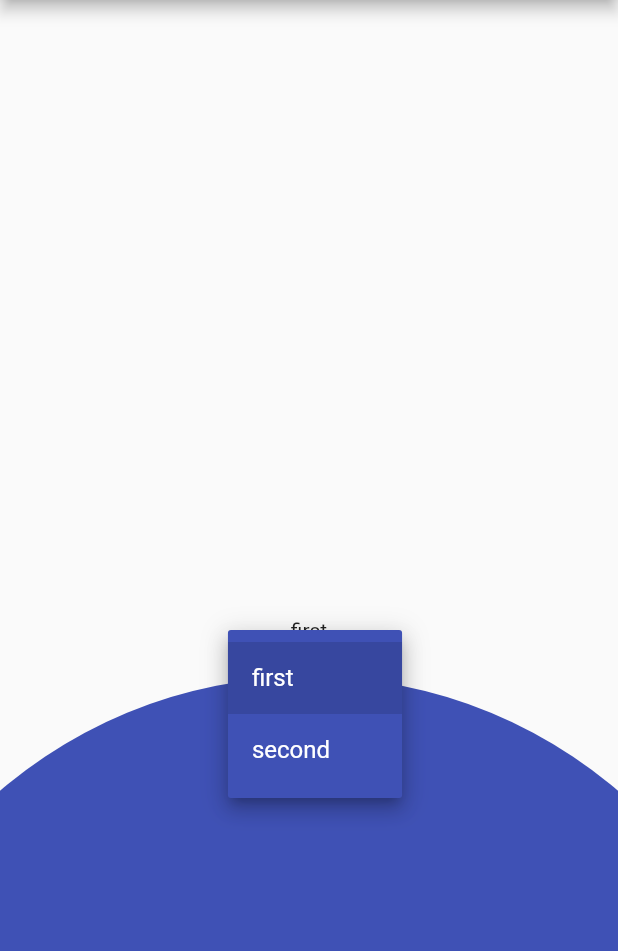
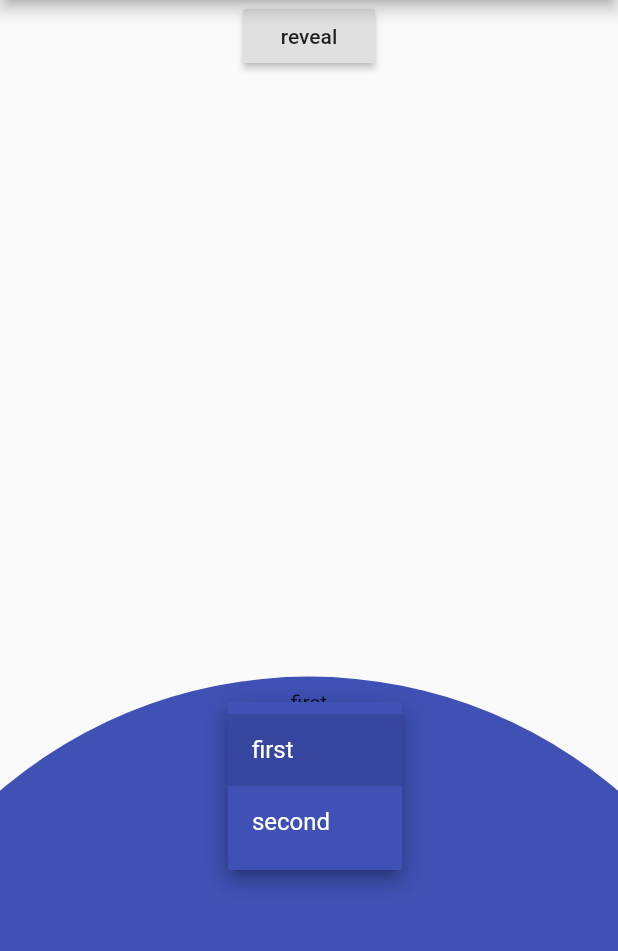
Before and after one commit to pupali/testBigCircle, a Flutter app: the screen it shows after launch, after a tap on "first", on a phone screen of 412 x 824 dp, the part 84-1035 px from its top. Run offline on Flutter 3.47's test engine with Material 2 defaults, Android fonts, the phone set to English and light mode, and no system bars.

Commit message:
reveal_and_hide

```diff
--- a/lib/main.dart
+++ b/lib/main.dart
@@ -26,6 +26,7 @@ class MyHomePage extends StatefulWidget {
 
 class _MyHomePageState extends State<MyHomePage> {
   int _counter = 0;
+  bool show = true;
 
   void _incrementCounter() {
     setState(() {
@@ -43,7 +44,17 @@ class _MyHomePageState extends State<MyHomePage> {
         child: Column(
           mainAxisAlignment: MainAxisAlignment.center,
           children: <Widget>[
-            Flexible(child : RevealCircle())
+            Center(
+              child: RaisedButton(
+                child: Text("reveal"),
+                onPressed: () {
+                  setState(() {
+                    show = show ? false : true;
+                  });
+                },
+              ),
+            ),
+            Flexible(child: RevealCircle(show))
           ],
         ),
       ),
--- a/lib/reveal.dart
+++ b/lib/reveal.dart
@@ -2,16 +2,51 @@ import 'package:flutter/foundation.dart';
 import 'package:flutter/material.dart';
 
 class RevealCircle extends StatefulWidget {
-  RevealCircle({Key key}) : super(key: key);
+
+  bool show = true;
+
+  RevealCircle(this.show);
+
 
   _RevealCircleState createState() => _RevealCircleState();
 }
 
-class _RevealCircleState extends State<RevealCircle> {
+class _RevealCircleState extends State<RevealCircle> with TickerProviderStateMixin {
   var screenHeight;
   var screenWidth;
+  Animation animationTween;
+  Animation reverseTween;
+  double fraction;
+  AnimationController controller;
+  AnimationController rController;
+  Animation rAnimation;
+
+
+  @override
+  void initState() {
+    controller = AnimationController(vsync: this, duration: Duration(milliseconds: 500));
+    animationTween = Tween<double>(begin: 0, end: 1).animate(controller)..addListener((){
+      setState(() {
+         fraction = animationTween.value;
+      });
+    });
+
+    rController = AnimationController(duration: Duration(milliseconds: 500), vsync: this);
+    rAnimation = Tween<double>(end: 0, begin: 1).animate(rController)..addListener(() {
+      setState(() {
+       fraction =  rAnimation.value;
+      });
+
+    });
+  }
+
   @override
   Widget build(BuildContext context) {
+    if(widget.show){
+      controller.forward();
+    }else{
+      controller.reverse();
+    }
     screenWidth = MediaQuery.of(context).size.width;
     screenHeight = MediaQuery.of(context).size.height;
     return Container(
@@ -21,7 +56,7 @@ class _RevealCircleState extends State<RevealCircle> {
           ClipRect(
             child: CustomPaint(
               size: MediaQuery.of(context).size,
-              painter: BigCirclePainter(),
+              painter: BigCirclePainter(fraction),
             ),
           ),
           Positioned(
@@ -67,17 +102,21 @@ class _RevealCircleState extends State<RevealCircle> {
 // ),
 
 class BigCirclePainter extends CustomPainter {
+  double fraction;
+
+  BigCirclePainter(this.fraction);
+
   @override
   void paint(Canvas canvas, Size size) {
     var painter = Paint();
     painter.color = Colors.indigo;
     painter.strokeWidth = 10;
     canvas.drawCircle(
-        Offset(size.width / 2, size.height), size.width / 1.3, painter);
+        Offset(size.width / 2, size.height), size.width / 1.3 * fraction, painter);
   }
 
   @override
-  bool shouldRepaint(CustomPainter oldDelegate) {
-    return false;
+  bool shouldRepaint(BigCirclePainter oldDelegate) {
+    return oldDelegate.fraction != fraction;
   }
 }
```
